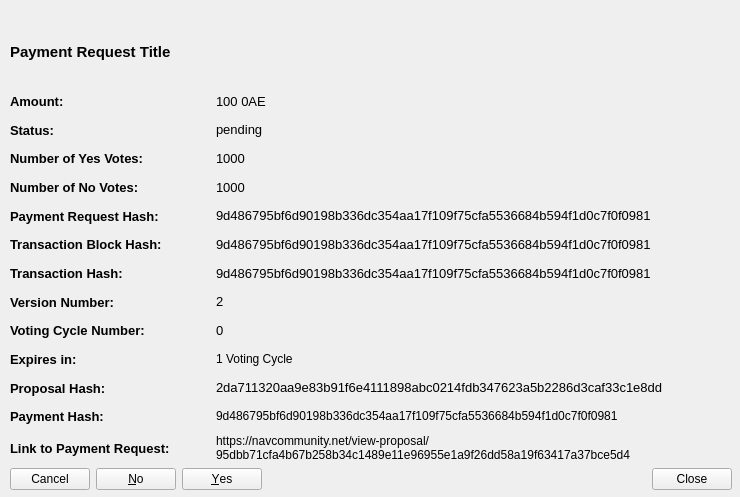
This is src/qt/forms/communityfunddisplaypaymentrequestdetailed.ui in Ankh-Trust/electrum-core as Qt 5 draws it before an edit. The edited form follows.
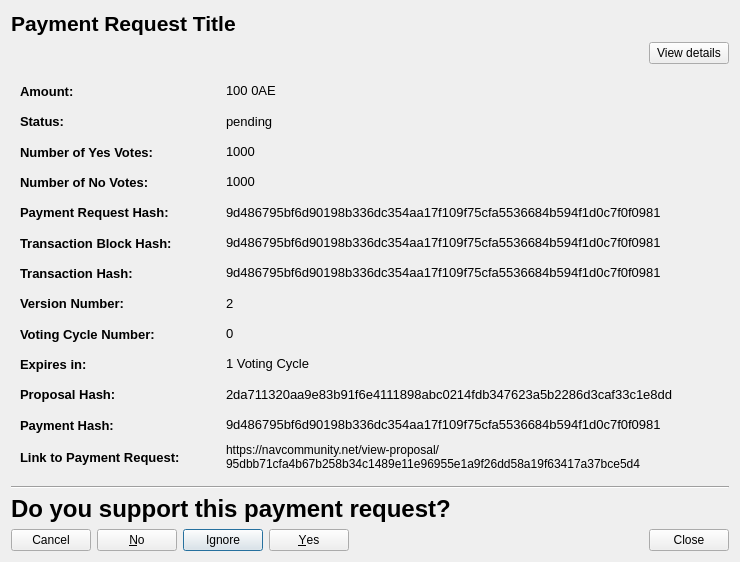
This is the edited form.

The edit to the form file:
```diff
--- a/src/qt/forms/communityfunddisplaypaymentrequestdetailed.ui
+++ b/src/qt/forms/communityfunddisplaypaymentrequestdetailed.ui
@@ -7,11 +7,11 @@
     <x>0</x>
     <y>0</y>
     <width>740</width>
-    <height>497</height>
+    <height>562</height>
    </rect>
   </property>
   <property name="sizePolicy">
-   <sizepolicy hsizetype="Preferred" vsizetype="Expanding">
+   <sizepolicy hsizetype="Preferred" vsizetype="MinimumExpanding">
     <horstretch>0</horstretch>
     <verstretch>0</verstretch>
    </sizepolicy>
@@ -19,23 +19,17 @@
   <property name="minimumSize">
    <size>
     <width>740</width>
-    <height>497</height>
+    <height>300</height>
    </size>
   </property>
   <property name="windowTitle">
    <string>Payment Request Details</string>
   </property>
+  <layout class="QVBoxLayout" name="verticalLayout">
+   <item>
   <widget class="QLabel" name="labelPaymentRequestTitle">
-   <property name="geometry">
-    <rect>
-     <x>10</x>
-     <y>10</y>
-     <width>722</width>
-     <height>83</height>
-    </rect>
-   </property>
    <property name="sizePolicy">
-    <sizepolicy hsizetype="Preferred" vsizetype="Expanding">
+      <sizepolicy hsizetype="Preferred" vsizetype="Minimum">
      <horstretch>0</horstretch>
      <verstretch>0</verstretch>
     </sizepolicy>
@@ -43,12 +37,12 @@
    <property name="maximumSize">
     <size>
      <width>16777215</width>
-     <height>100</height>
+       <height>500</height>
     </size>
    </property>
    <property name="font">
     <font>
-     <pointsize>11</pointsize>
+       <pointsize>16</pointsize>
      <weight>75</weight>
      <bold>true</bold>
     </font>
@@ -63,15 +57,41 @@
     <bool>false</bool>
    </property>
   </widget>
-  <widget class="QWidget" name="layoutWidget">
-   <property name="geometry">
-    <rect>
-     <x>10</x>
-     <y>90</y>
-     <width>722</width>
-     <height>400</height>
-    </rect>
-   </property>
+   </item>
+   <item>
+    <layout class="QHBoxLayout" name="horizontalLayout_4">
+     <item>
+      <spacer name="horizontalSpacer">
+       <property name="orientation">
+        <enum>Qt::Horizontal</enum>
+       </property>
+       <property name="sizeHint" stdset="0">
+        <size>
+         <width>40</width>
+         <height>20</height>
+        </size>
+       </property>
+      </spacer>
+     </item>
+     <item>
+      <widget class="QPushButton" name="detailsBtn">
+       <property name="text">
+        <string>View details</string>
+       </property>
+      </widget>
+     </item>
+    </layout>
+   </item>
+   <item>
+    <widget class="QWidget" name="detailsWidget" native="true">
+     <property name="sizePolicy">
+      <sizepolicy hsizetype="Preferred" vsizetype="Expanding">
+       <horstretch>0</horstretch>
+       <verstretch>0</verstretch>
+      </sizepolicy>
+     </property>
+     <layout class="QVBoxLayout" name="verticalLayout_2">
+      <item>
    <layout class="QVBoxLayout" name="verticalLayoutDetailedInfomation_2">
     <item>
      <layout class="QHBoxLayout" name="horizontalLayoutAmount_2">
@@ -544,6 +564,11 @@
       </item>
       <item>
        <widget class="QLabel" name="labelPrequestExpiry">
+            <property name="font">
+             <font>
+              <pointsize>10</pointsize>
+             </font>
+            </property>
         <property name="text">
          <string>1 Voting Cycle</string>
         </property>
@@ -641,6 +666,11 @@
       </item>
       <item>
        <widget class="QLabel" name="labelPrequestPaymentHash">
+            <property name="font">
+             <font>
+              <pointsize>10</pointsize>
+             </font>
+            </property>
         <property name="text">
          <string>9d486795bf6d90198b336dc354aa17f109f75cfa5536684b594f1d0c7f0f0981</string>
         </property>
@@ -700,6 +730,32 @@
       </item>
      </layout>
     </item>
+       </layout>
+      </item>
+     </layout>
+    </widget>
+   </item>
+   <item>
+    <widget class="Line" name="line">
+     <property name="orientation">
+      <enum>Qt::Horizontal</enum>
+     </property>
+    </widget>
+   </item>
+   <item>
+    <widget class="QLabel" name="label">
+     <property name="font">
+      <font>
+       <pointsize>18</pointsize>
+       <weight>75</weight>
+       <bold>true</bold>
+      </font>
+     </property>
+     <property name="text">
+      <string>Do you support this payment request?</string>
+     </property>
+    </widget>
+   </item>
     <item>
      <layout class="QHBoxLayout" name="horizontalLayoutButtons_2">
       <item>
@@ -708,7 +764,7 @@
          <enum>Qt::RightToLeft</enum>
         </property>
         <property name="standardButtons">
-         <set>QDialogButtonBox::Cancel|QDialogButtonBox::No|QDialogButtonBox::Yes</set>
+        <set>QDialogButtonBox::Cancel|QDialogButtonBox::Ignore|QDialogButtonBox::No|QDialogButtonBox::Yes</set>
         </property>
        </widget>
       </item>
@@ -736,7 +792,9 @@
     </item>
    </layout>
   </widget>
- </widget>
+ <tabstops>
+  <tabstop>pushButtonClose_2</tabstop>
+ </tabstops>
  <resources/>
  <connections/>
 </ui>
```
Lines whose indentation alone changed are shown as unchanged.
